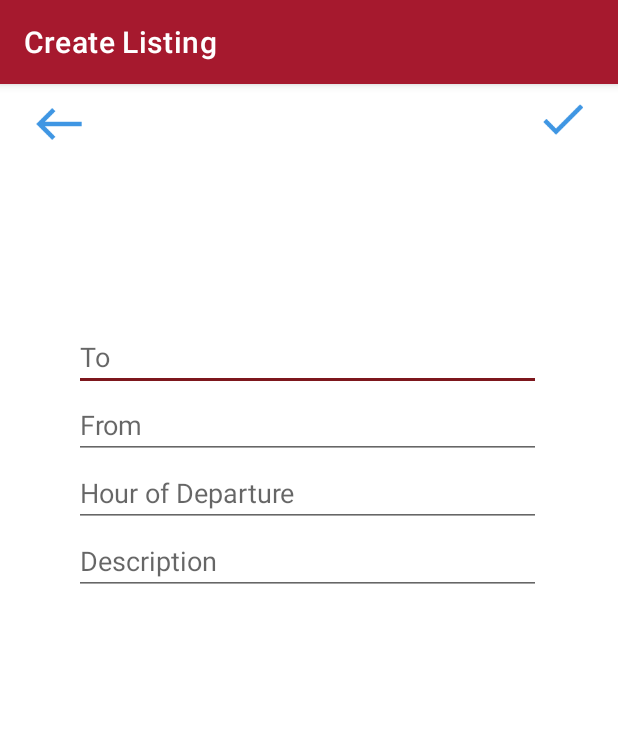
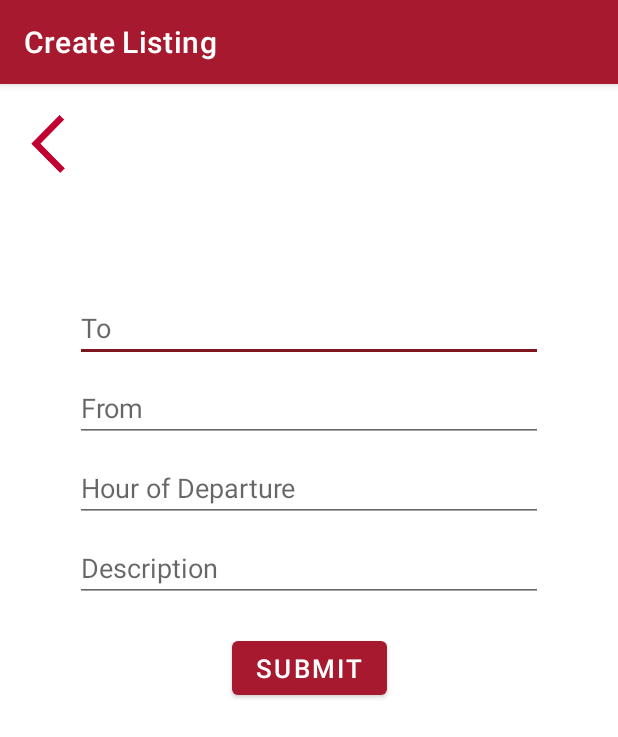
Before and after one commit to ShayGeko/Mounter, an Android app: the ListingCreator screen opened directly, with no data from a screen before it, on a phone screen of 412 x 824 dp. Shown: the top 737 px of the screen. Run offline under Robolectric (Android 15) with nearby library versions, the phone set to English and light mode, and no system bars; libraries missing offline, so code that uses them is left out: io.realm; 1 statement that could not run was skipped.

Commit message:
UI optimize

```diff
--- a/app/src/main/java/com/example/mounter/ui/createListings/ListingCreator.java
+++ b/app/src/main/java/com/example/mounter/ui/createListings/ListingCreator.java
@@ -9,7 +9,9 @@ import android.text.Editable;
 import android.util.Log;
 import android.view.View;
 import android.view.inputmethod.InputMethodManager;
+import android.widget.Button;
 import android.widget.ImageButton;
+import android.widget.ImageView;
 
 import com.example.mounter.Mounter;
 import com.example.mounter.data.model.RidePostingModel;
@@ -38,7 +40,7 @@ public class ListingCreator extends AppCompatActivity {
         TextInputEditText fillFrom = findViewById(R.id.fillFrom);
         TextInputEditText fillHourOfDeparture = findViewById(R.id.fillHourOfDeparture);
         TextInputEditText fillDescription = findViewById(R.id.fillDescription);
-        ImageButton submit = findViewById(R.id.submit);
+        Button submit = findViewById(R.id.submit);
         ImageButton back = findViewById(R.id.back);
 
         submit.setOnClickListener(view -> {
--- a/app/src/main/java/com/example/mounter/ui/createListings/ListingCreatorDriver.java
+++ b/app/src/main/java/com/example/mounter/ui/createListings/ListingCreatorDriver.java
@@ -6,7 +6,9 @@ import android.os.Bundle;
 import android.util.Log;
 import android.view.View;
 import android.view.inputmethod.InputMethodManager;
+import android.widget.Button;
 import android.widget.ImageButton;
+import android.widget.ImageView;
 
 import androidx.appcompat.app.AppCompatActivity;
 
@@ -36,7 +38,7 @@ public class ListingCreatorDriver extends AppCompatActivity {
         TextInputEditText fillHourOfDeparture = findViewById(R.id.fillHourOfDeparture);
         TextInputEditText fillEstimatedPrice = findViewById(R.id.fillEstimatedPrice);
         TextInputEditText fillDescription = findViewById(R.id.fillDescription);
-        ImageButton submit = findViewById(R.id.submit);
+        Button submit = findViewById(R.id.submit);
         ImageButton back = findViewById(R.id.back);
 
         submit.setOnClickListener(view -> {
--- a/app/src/main/res/layout/activity_choose_listing.xml
+++ b/app/src/main/res/layout/activity_choose_listing.xml
@@ -16,7 +16,7 @@
         app:layout_constraintHorizontal_bias="0.497"
         app:layout_constraintStart_toStartOf="parent"
         app:layout_constraintTop_toTopOf="parent"
-        app:layout_constraintVertical_bias="0.176"
+        app:layout_constraintVertical_bias="0.384"
         app:srcCompat="@drawable/ic_launcher_foreground"
         tools:visibility="visible" />
 
@@ -30,7 +30,7 @@
         app:layout_constraintHorizontal_bias="0.497"
         app:layout_constraintStart_toStartOf="parent"
         app:layout_constraintTop_toTopOf="parent"
-        app:layout_constraintVertical_bias="0.8"
+        app:layout_constraintVertical_bias="0.736"
         app:srcCompat="@drawable/car_icon_foreground"
         tools:visibility="visible" />
 
--- a/app/src/main/res/layout/activity_listing_creator.xml
+++ b/app/src/main/res/layout/activity_listing_creator.xml
@@ -6,74 +6,77 @@
     android:layout_height="match_parent"
     tools:context=".ui.createListings.ListingCreator">
 
-    <LinearLayout
-        android:id="@+id/linearLayout"
-        android:layout_width="311dp"
-        android:layout_height="499dp"
-        android:orientation="vertical"
-        app:layout_constraintBottom_toBottomOf="parent"
-        app:layout_constraintEnd_toEndOf="parent"
-        app:layout_constraintHorizontal_bias="0.492"
-        app:layout_constraintStart_toStartOf="parent"
-        app:layout_constraintTop_toBottomOf="@+id/back">
-
     <com.google.android.material.textfield.TextInputEditText
         android:id="@+id/fillTo"
-            android:layout_width="match_parent"
+        android:layout_width="0dp"
         android:layout_height="wrap_content"
-            android:hint="To" />
+        android:hint="To"
+        android:layout_marginStart="50dp"
+        android:layout_marginEnd="50dp"
+        android:layout_marginTop="80dp"
+        app:layout_constraintStart_toStartOf="parent"
+        app:layout_constraintEnd_toEndOf="parent"
+        app:layout_constraintTop_toBottomOf="@id/back"/>
 
     <com.google.android.material.textfield.TextInputEditText
         android:id="@+id/fillFrom"
-            android:layout_width="match_parent"
+        android:layout_width="0dp"
         android:layout_height="wrap_content"
-            android:hint="From" />
+        android:hint="From"
+        android:layout_marginStart="50dp"
+        android:layout_marginEnd="50dp"
+        android:layout_marginTop="8dp"
+        app:layout_constraintStart_toStartOf="parent"
+        app:layout_constraintEnd_toEndOf="parent"
+        app:layout_constraintTop_toBottomOf="@id/fillTo"/>
 
     <com.google.android.material.textfield.TextInputEditText
         android:id="@+id/fillHourOfDeparture"
-            android:layout_width="match_parent"
+        android:layout_width="0dp"
         android:layout_height="wrap_content"
-            android:hint="Hour of Departure" />
+        android:hint="Hour of Departure"
+        android:layout_marginStart="50dp"
+        android:layout_marginEnd="50dp"
+        android:layout_marginTop="8dp"
+        app:layout_constraintStart_toStartOf="parent"
+        app:layout_constraintEnd_toEndOf="parent"
+        app:layout_constraintTop_toBottomOf="@id/fillFrom"/>
 
     <com.google.android.material.textfield.TextInputEditText
         android:id="@+id/fillDescription"
-            android:layout_width="match_parent"
+        android:layout_width="0dp"
         android:layout_height="wrap_content"
         android:hint="Description"
-            android:textAlignment="viewStart" />
-
-    </LinearLayout>
-
-    <ImageButton
-        android:id="@+id/submit"
-        android:layout_width="39dp"
-        android:layout_height="39dp"
-        android:background="#00FFFFFF"
-        android:backgroundTint="#00FFFFFF"
-        android:scaleX="0.7"
-        android:scaleY="0.7"
-        android:tint="#3F96E3"
-        app:layout_constraintBottom_toBottomOf="parent"
+        android:layout_marginStart="50dp"
+        android:layout_marginEnd="50dp"
+        android:layout_marginTop="8dp"
+        app:layout_constraintStart_toStartOf="parent"
         app:layout_constraintEnd_toEndOf="parent"
-        app:layout_constraintHorizontal_bias="0.954"
-        app:layout_constraintStart_toStartOf="parent"
-        app:layout_constraintTop_toTopOf="parent"
-        app:layout_constraintVertical_bias="0.005"
-        app:srcCompat="@drawable/checkmark_foreground"
-        tools:srcCompat="@drawable/checkmark_foreground" />
+        app:layout_constraintTop_toBottomOf="@id/fillHourOfDeparture"/>
 
     <ImageButton
         android:id="@+id/back"
-        android:layout_width="45dp"
-        android:layout_height="45dp"
-        android:layout_marginTop="4dp"
-        android:background="#00FFFFFF"
-        android:scaleX="0.7"
-        android:scaleY="0.7"
+        android:layout_width="40dp"
+        android:layout_height="40dp"
+        android:src="@drawable/back"
+        android:background="@color/white"
+        android:scaleType="centerInside"
+        android:layout_marginStart="12dp"
+        android:layout_marginTop="20dp"
+        app:layout_constraintTop_toTopOf="parent"
+        app:layout_constraintStart_toStartOf="parent"/>
+
+
+    <Button
+        android:id="@+id/submit"
+        android:layout_width="wrap_content"
+        android:layout_height="wrap_content"
+        android:text="submit"
+        android:textSize="17sp"
+        android:layout_marginTop="20dp"
+        app:layout_constraintStart_toStartOf="parent"
         app:layout_constraintEnd_toEndOf="parent"
-        app:layout_constraintHorizontal_bias="0.045"
-        app:layout_constraintStart_toStartOf="parent"
-        app:layout_constraintTop_toTopOf="parent"
-        app:srcCompat="@drawable/back_arrow_foreground" />
+        app:layout_constraintTop_toBottomOf="@+id/fillDescription" />
+
 
 </androidx.constraintlayout.widget.ConstraintLayout>
--- a/app/src/main/res/values/colors.xml
+++ b/app/src/main/res/values/colors.xml
@@ -2,6 +2,7 @@
 <resources>
     <color name="sfu_dark_red">#FF7d171d</color>
     <color name="sfu_bright_red">#FFa6192e</color>
+    <color name="sfu_red">#8D2E32</color>
     <color name="black">#FF000000</color>
     <color name="white">#FFFFFFFF</color>
 </resources>
--- a/app/src/main/res/values/strings.xml
+++ b/app/src/main/res/values/strings.xml
@@ -4,6 +4,7 @@
     <string name="prompt_email">Email</string>
     <string name="prompt_password">Password</string>
     <string name="action_sign_in">Sign in</string>
+    <string name="action_sign_up">Sign up</string>
     <string name="action_sign_in_short">Sign in</string>
     <string name="welcome">"Welcome !"</string>
     <string name="invalid_username">Not a valid username</string>
```
Also changed, not shown: app/src/main/AndroidManifest.xml (+15 -16 lines), app/src/main/res/drawable/loginframe.xml (+7 -2 lines), app/src/main/res/layout/activity_directions.xml (+11 -3 lines), app/src/main/res/layout/activity_loading_screen.xml (+31 -0 lines). Lines whose indentation alone changed are shown as unchanged.
